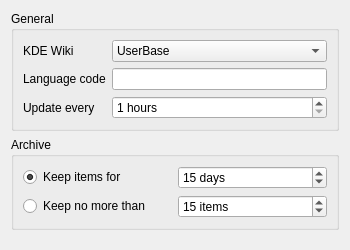
Old version of the form contents/ui/config.ui in the repository Caig/kde-plasmoid-wikisentinel.
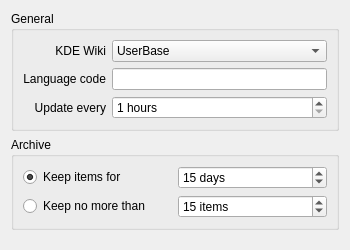
New version of the form.

Commit message: ui:right alignement

```diff
--- a/contents/ui/config.ui
+++ b/contents/ui/config.ui
@@ -22,6 +22,9 @@
         <property name="text">
          <string>KDE Wiki</string>
         </property>
+        <property name="alignment">
+         <set>Qt::AlignRight|Qt::AlignTrailing|Qt::AlignVCenter</set>
+        </property>
        </widget>
       </item>
       <item row="0" column="1">
@@ -43,6 +46,9 @@
         <property name="text">
          <string>Language code</string>
         </property>
+        <property name="alignment">
+         <set>Qt::AlignRight|Qt::AlignTrailing|Qt::AlignVCenter</set>
+        </property>
        </widget>
       </item>
       <item row="1" column="1">
@@ -53,6 +59,9 @@
         <property name="text">
          <string>Update every</string>
         </property>
+        <property name="alignment">
+         <set>Qt::AlignRight|Qt::AlignTrailing|Qt::AlignVCenter</set>
+        </property>
        </widget>
       </item>
       <item row="2" column="1">
```
Left out of the diff: 6 changed lines with no effect on the pictures. The commit also changes 1 other file.
